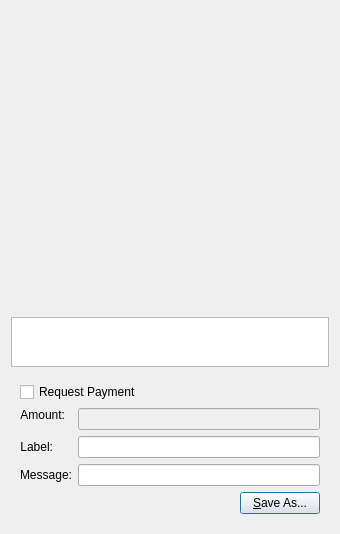
Old version of the form src/qt/forms/qrcodedialog.ui in the repository ulandort/WOKEcash.
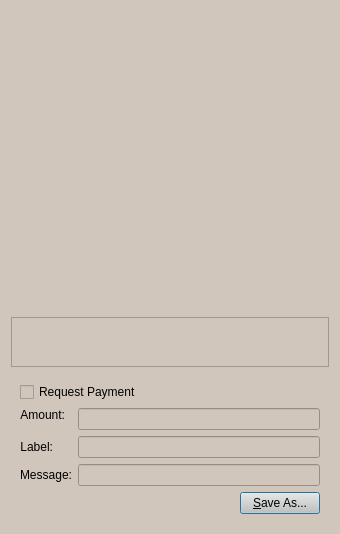
New version of the form. Custom widgets are drawn as their Qt base class.

Patch:
```diff
--- a/src/qt/forms/qrcodedialog.ui
+++ b/src/qt/forms/qrcodedialog.ui
@@ -14,7 +14,8 @@
    <string>QR Code Dialog</string>
   </property>
   <property name="styleSheet">
-   <string notr="true">color: rgb(0, 0, 0)
+   <string notr="true">color: rgb(0, 0, 0);
+background: rgb(209, 198, 188);
 </string>
   </property>
   <layout class="QVBoxLayout" name="verticalLayout_3">
```
